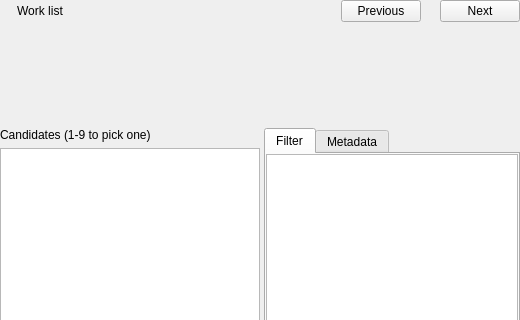
3ll3d00d/beqdesigner, file src/main/python/ui/worklisttitle.ui: the form before one commit; both pictures show x 0 to 520 and y 0 to 320 of the 520 by 586 pixel window.
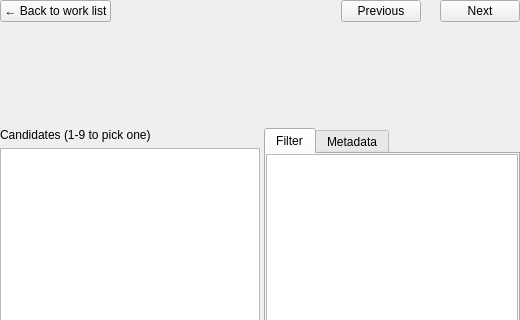
The form after the commit. Custom widgets are drawn as their Qt base class.

Commit message: Make title-page back navigation explicit

```diff
--- a/src/main/python/ui/worklisttitle.ui
+++ b/src/main/python/ui/worklisttitle.ui
@@ -9,7 +9,7 @@
    <property name="bottomMargin"><number>0</number></property>
    <item>
     <layout class="QHBoxLayout" name="navLayout">
-     <item><widget class="QPushButton" name="backButton"><property name="toolTip"><string>Back to the work list (Esc)</string></property><property name="text"><string>Work list</string></property><property name="flat"><bool>true</bool></property></widget></item>
+     <item><widget class="QPushButton" name="backButton"><property name="toolTip"><string>Back to the work list (Esc)</string></property><property name="text"><string>← Back to work list</string></property></widget></item>
      <item><widget class="QLabel" name="crumbLabel"><property name="textFormat"><enum>Qt::PlainText</enum></property><property name="text"><string/></property></widget></item>
      <item><spacer name="navSpacer"><property name="orientation"><enum>Qt::Horizontal</enum></property><property name="sizeHint" stdset="0"><size><width>40</width><height>20</height></size></property></spacer></item>
      <item><widget class="QPushButton" name="previousButton"><property name="toolTip"><string>The previous title in the list (Alt+Left)</string></property><property name="text"><string>Previous</string></property></widget></item>
```
The commit also changes 1 other file.
